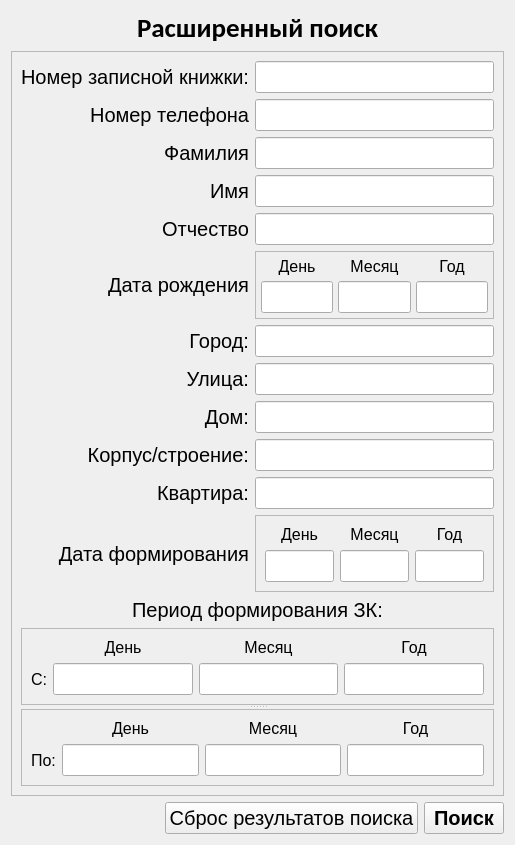
Before: the Qt Designer form search.ui in Yavlados/VKR, drawn with Qt 5.
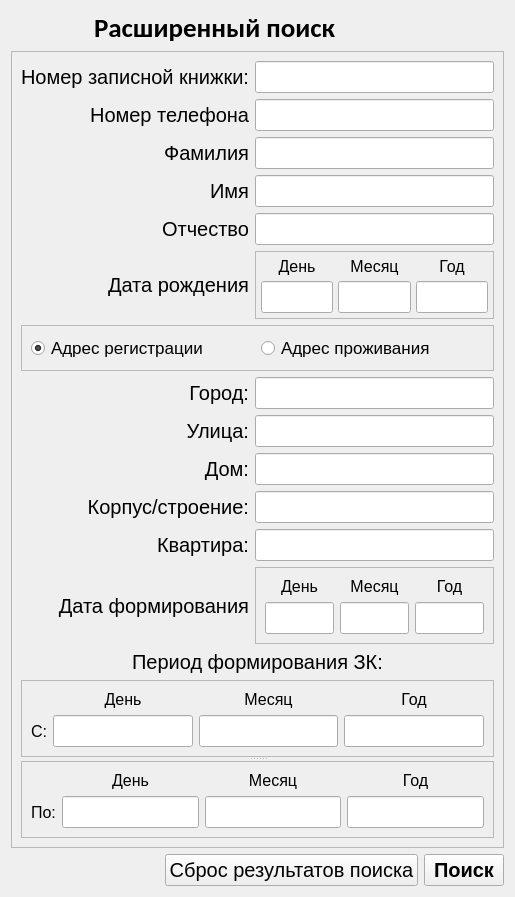
After: the same form once the commit is applied.

Diff of the .ui file:
```diff
--- a/search.ui
+++ b/search.ui
@@ -7,7 +7,7 @@
     <x>0</x>
     <y>0</y>
     <width>515</width>
-    <height>804</height>
+    <height>853</height>
    </rect>
   </property>
   <property name="sizePolicy">
@@ -29,6 +29,31 @@
    <bool>true</bool>
   </property>
   <layout class="QGridLayout" name="gridLayout_2">
+   <item row="0" column="0" colspan="2">
+    <widget class="QLabel" name="label">
+     <property name="sizePolicy">
+      <sizepolicy hsizetype="Expanding" vsizetype="Fixed">
+       <horstretch>0</horstretch>
+       <verstretch>0</verstretch>
+      </sizepolicy>
+     </property>
+     <property name="font">
+      <font>
+       <family>Calibri</family>
+       <pointsize>20</pointsize>
+       <weight>75</weight>
+       <italic>false</italic>
+       <bold>true</bold>
+      </font>
+     </property>
+     <property name="text">
+      <string>Расширенный поиск</string>
+     </property>
+     <property name="alignment">
+      <set>Qt::AlignCenter</set>
+     </property>
+    </widget>
+   </item>
    <item row="1" column="0" colspan="3">
     <widget class="QFrame" name="frame">
      <property name="sizePolicy">
@@ -50,8 +75,8 @@
       <number>0</number>
      </property>
      <layout class="QGridLayout" name="gridLayout_6">
-      <item row="4" column="1">
-       <widget class="QLineEdit" name="le_mid_name">
+      <item row="12" column="1">
+       <widget class="QLineEdit" name="le_reg_corp">
         <property name="sizePolicy">
          <sizepolicy hsizetype="Ignored" vsizetype="Fixed">
           <horstretch>0</horstretch>
@@ -65,7 +90,80 @@
         </property>
        </widget>
       </item>
-      <item row="8" column="1">
+      <item row="0" column="1">
+       <widget class="QLineEdit" name="le_zk_id">
+        <property name="enabled">
+         <bool>true</bool>
+        </property>
+        <property name="sizePolicy">
+         <sizepolicy hsizetype="Ignored" vsizetype="Fixed">
+          <horstretch>0</horstretch>
+          <verstretch>0</verstretch>
+         </sizepolicy>
+        </property>
+        <property name="font">
+         <font>
+          <pointsize>15</pointsize>
+         </font>
+        </property>
+       </widget>
+      </item>
+      <item row="1" column="0">
+       <widget class="QLabel" name="label_7">
+        <property name="font">
+         <font>
+          <pointsize>15</pointsize>
+         </font>
+        </property>
+        <property name="text">
+         <string>Номер телефона</string>
+        </property>
+        <property name="alignment">
+         <set>Qt::AlignRight|Qt::AlignTrailing|Qt::AlignVCenter</set>
+        </property>
+       </widget>
+      </item>
+      <item row="2" column="1">
+       <widget class="QLineEdit" name="le_last_name">
+        <property name="sizePolicy">
+         <sizepolicy hsizetype="Ignored" vsizetype="Fixed">
+          <horstretch>0</horstretch>
+          <verstretch>0</verstretch>
+         </sizepolicy>
+        </property>
+        <property name="font">
+         <font>
+          <pointsize>15</pointsize>
+         </font>
+        </property>
+       </widget>
+      </item>
+      <item row="13" column="1">
+       <widget class="QLineEdit" name="le_reg_flat">
+        <property name="font">
+         <font>
+          <pointsize>15</pointsize>
+         </font>
+        </property>
+       </widget>
+      </item>
+      <item row="11" column="0">
+       <widget class="QLabel" name="label_13">
+        <property name="font">
+         <font>
+          <family>Arial</family>
+          <pointsize>15</pointsize>
+         </font>
+        </property>
+        <property name="text">
+         <string>Дом:</string>
+        </property>
+        <property name="alignment">
+         <set>Qt::AlignRight|Qt::AlignTrailing|Qt::AlignVCenter</set>
+        </property>
+       </widget>
+      </item>
+      <item row="11" column="1">
        <widget class="QLineEdit" name="le_reg_house">
         <property name="sizePolicy">
          <sizepolicy hsizetype="Ignored" vsizetype="Fixed">
@@ -80,6 +178,22 @@
         </property>
        </widget>
       </item>
+      <item row="3" column="0">
+       <widget class="QLabel" name="label_3">
+        <property name="font">
+         <font>
+          <family>Arial</family>
+          <pointsize>15</pointsize>
+         </font>
+        </property>
+        <property name="text">
+         <string>Имя</string>
+        </property>
+        <property name="alignment">
+         <set>Qt::AlignRight|Qt::AlignTrailing|Qt::AlignVCenter</set>
+        </property>
+       </widget>
+      </item>
       <item row="3" column="1">
        <widget class="QLineEdit" name="le_name">
         <property name="sizePolicy">
@@ -95,16 +209,138 @@
         </property>
        </widget>
       </item>
+      <item row="9" column="1">
+       <widget class="QLineEdit" name="le_reg_city">
+        <property name="sizePolicy">
+         <sizepolicy hsizetype="Ignored" vsizetype="Fixed">
+          <horstretch>0</horstretch>
+          <verstretch>0</verstretch>
+         </sizepolicy>
+        </property>
+        <property name="font">
+         <font>
+          <pointsize>15</pointsize>
+         </font>
+        </property>
+       </widget>
+      </item>
+      <item row="2" column="0">
+       <widget class="QLabel" name="label_2">
+        <property name="font">
+         <font>
+          <family>Arial</family>
+          <pointsize>15</pointsize>
+         </font>
+        </property>
+        <property name="text">
+         <string>Фамилия</string>
+        </property>
+        <property name="alignment">
+         <set>Qt::AlignRight|Qt::AlignTrailing|Qt::AlignVCenter</set>
+        </property>
+       </widget>
+      </item>
+      <item row="0" column="0">
+       <widget class="QLabel" name="label_5">
+        <property name="sizePolicy">
+         <sizepolicy hsizetype="Expanding" vsizetype="Preferred">
+          <horstretch>0</horstretch>
+          <verstretch>0</verstretch>
+         </sizepolicy>
+        </property>
+        <property name="font">
+         <font>
+          <family>Arial</family>
+          <pointsize>15</pointsize>
+         </font>
+        </property>
+        <property name="text">
+         <string>Номер записной книжки:</string>
+        </property>
+        <property name="alignment">
+         <set>Qt::AlignRight|Qt::AlignTrailing|Qt::AlignVCenter</set>
+        </property>
+       </widget>
+      </item>
+      <item row="13" column="0">
+       <widget class="QLabel" name="label_16">
+        <property name="font">
+         <font>
+          <family>Arial</family>
+          <pointsize>15</pointsize>
+         </font>
+        </property>
+        <property name="text">
+         <string>Квартира:</string>
+        </property>
+        <property name="alignment">
+         <set>Qt::AlignRight|Qt::AlignTrailing|Qt::AlignVCenter</set>
+        </property>
+       </widget>
+      </item>
+      <item row="1" column="1">
+       <widget class="QLineEdit" name="le_tel_num">
+        <property name="sizePolicy">
+         <sizepolicy hsizetype="Ignored" vsizetype="Fixed">
+          <horstretch>0</horstretch>
+          <verstretch>0</verstretch>
+         </sizepolicy>
+        </property>
+        <property name="font">
+         <font>
+          <pointsize>15</pointsize>
+         </font>
+        </property>
+       </widget>
+      </item>
+      <item row="4" column="0">
+       <widget class="QLabel" name="label_4">
+        <property name="font">
+         <font>
+          <family>Arial</family>
+          <pointsize>15</pointsize>
+         </font>
+        </property>
+        <property name="text">
+         <string>Отчество</string>
+        </property>
+        <property name="alignment">
+         <set>Qt::AlignRight|Qt::AlignTrailing|Qt::AlignVCenter</set>
+        </property>
+       </widget>
+      </item>
+      <item row="15" column="0" colspan="2">
+       <widget class="QLabel" name="label_28">
+        <property name="font">
+         <font>
+          <pointsize>15</pointsize>
+         </font>
+        </property>
+        <property name="text">
+         <string>Период формирования ЗК:</string>
+        </property>
+        <property name="alignment">
+         <set>Qt::AlignBottom|Qt::AlignHCenter</set>
+        </property>
+       </widget>
+      </item>
+      <item row="12" column="0">
+       <widget class="QLabel" name="label_15">
+        <property name="font">
+         <font>
+          <family>Arial</family>
+          <pointsize>15</pointsize>
+         </font>
+        </property>
+        <property name="text">
+         <string>Корпус/строение:</string>
+        </property>
+        <property name="alignment">
+         <set>Qt::AlignRight|Qt::AlignTrailing|Qt::AlignVCenter</set>
+        </property>
+       </widget>
+      </item>
       <item row="10" column="1">
-       <widget class="QLineEdit" name="le_reg_flat">
-        <property name="font">
-         <font>
-          <pointsize>15</pointsize>
-         </font>
-        </property>
-       </widget>
-      </item>
-      <item row="7" column="1">
        <widget class="QLineEdit" name="le_reg_street">
         <property name="sizePolicy">
          <sizepolicy hsizetype="Ignored" vsizetype="Fixed">
@@ -119,7 +355,176 @@
         </property>
        </widget>
       </item>
-      <item row="13" column="0" colspan="2">
+      <item row="10" column="0">
+       <widget class="QLabel" name="label_14">
+        <property name="font">
+         <font>
+          <family>Arial</family>
+          <pointsize>15</pointsize>
+         </font>
+        </property>
+        <property name="text">
+         <string>Улица:</string>
+        </property>
+        <property name="alignment">
+         <set>Qt::AlignRight|Qt::AlignTrailing|Qt::AlignVCenter</set>
+        </property>
+       </widget>
+      </item>
+      <item row="19" column="0" colspan="2">
+       <spacer name="verticalSpacer">
+        <property name="orientation">
+         <enum>Qt::Vertical</enum>
+        </property>
+        <property name="sizeHint" stdset="0">
+         <size>
+          <width>20</width>
+          <height>40</height>
+         </size>
+        </property>
+       </spacer>
+      </item>
+      <item row="9" column="0">
+       <widget class="QLabel" name="label_12">
+        <property name="font">
+         <font>
+          <family>Arial</family>
+          <pointsize>15</pointsize>
+         </font>
+        </property>
+        <property name="text">
+         <string>Город:</string>
+        </property>
+        <property name="alignment">
+         <set>Qt::AlignRight|Qt::AlignTrailing|Qt::AlignVCenter</set>
+        </property>
+       </widget>
+      </item>
+      <item row="5" column="0">
+       <widget class="QLabel" name="label_6">
+        <property name="font">
+         <font>
+          <family>Arial</family>
+          <pointsize>15</pointsize>
+         </font>
+        </property>
+        <property name="text">
+         <string>Дата рождения</string>
+        </property>
+        <property name="alignment">
+         <set>Qt::AlignRight|Qt::AlignTrailing|Qt::AlignVCenter</set>
+        </property>
+       </widget>
+      </item>
+      <item row="14" column="1">
+       <widget class="QFrame" name="frame_4">
+        <property name="sizePolicy">
+         <sizepolicy hsizetype="Fixed" vsizetype="Preferred">
+          <horstretch>0</horstretch>
+          <verstretch>0</verstretch>
+         </sizepolicy>
+        </property>
+        <property name="frameShape">
+         <enum>QFrame::StyledPanel</enum>
+        </property>
+        <property name="frameShadow">
+         <enum>QFrame::Raised</enum>
+        </property>
+        <layout class="QGridLayout" name="gridLayout_4">
+         <item row="1" column="0">
+          <widget class="QLineEdit" name="le_form_day">
+           <property name="font">
+            <font>
+             <pointsize>15</pointsize>
+            </font>
+           </property>
+          </widget>
+         </item>
+         <item row="1" column="2">
+          <widget class="QLineEdit" name="le_form_year">
+           <property name="font">
+            <font>
+             <pointsize>15</pointsize>
+            </font>
+           </property>
+          </widget>
+         </item>
+         <item row="1" column="1">
+          <widget class="QLineEdit" name="le_form_month">
+           <property name="font">
+            <font>
+             <pointsize>15</pointsize>
+            </font>
+           </property>
+          </widget>
+         </item>
+         <item row="0" column="2">
+          <widget class="QLabel" name="label_18">
+           <property name="sizePolicy">
+            <sizepolicy hsizetype="Expanding" vsizetype="Preferred">
+             <horstretch>0</horstretch>
+             <verstretch>0</verstretch>
+            </sizepolicy>
+           </property>
+           <property name="font">
+            <font>
+             <pointsize>12</pointsize>
+            </font>
+           </property>
+           <property name="text">
+            <string>Год</string>
+           </property>
+           <property name="alignment">
+            <set>Qt::AlignBottom|Qt::AlignHCenter</set>
+           </property>
+          </widget>
+         </item>
+         <item row="0" column="1">
+          <widget class="QLabel" name="label_17">
+           <property name="sizePolicy">
+            <sizepolicy hsizetype="Expanding" vsizetype="Preferred">
+             <horstretch>0</horstretch>
+             <verstretch>0</verstretch>
+            </sizepolicy>
+           </property>
+           <property name="font">
+            <font>
+             <pointsize>12</pointsize>
+            </font>
+           </property>
+           <property name="text">
+            <string>Месяц</string>
+           </property>
+           <property name="alignment">
+            <set>Qt::AlignBottom|Qt::AlignHCenter</set>
+           </property>
+          </widget>
+         </item>
+         <item row="0" column="0">
+          <widget class="QLabel" name="label_11">
+           <property name="sizePolicy">
+            <sizepolicy hsizetype="Expanding" vsizetype="Preferred">
+             <horstretch>0</horstretch>
+             <verstretch>0</verstretch>
+            </sizepolicy>
+           </property>
+           <property name="font">
+            <font>
+             <pointsize>12</pointsize>
+            </font>
+           </property>
+           <property name="text">
+            <string>День</string>
+           </property>
+           <property name="alignment">
+            <set>Qt::AlignBottom|Qt::AlignHCenter</set>
+           </property>
+          </widget>
+         </item>
+        </layout>
+       </widget>
+      </item>
+      <item row="16" column="0" colspan="2">
        <widget class="QSplitter" name="splitter">
         <property name="sizePolicy">
          <sizepolicy hsizetype="Ignored" vsizetype="Expanding">
@@ -344,348 +749,7 @@
         </widget>
        </widget>
       </item>
-      <item row="16" column="0" colspan="2">
-       <spacer name="verticalSpacer">
-        <property name="orientation">
-         <enum>Qt::Vertical</enum>
-        </property>
-        <property name="sizeHint" stdset="0">
-         <size>
-          <width>20</width>
-          <height>40</height>
-         </size>
-        </property>
-       </spacer>
-      </item>
-      <item row="9" column="1">
-       <widget class="QLineEdit" name="le_reg_corp">
-        <property name="sizePolicy">
-         <sizepolicy hsizetype="Ignored" vsizetype="Fixed">
-          <horstretch>0</horstretch>
-          <verstretch>0</verstretch>
-         </sizepolicy>
-        </property>
-        <property name="font">
-         <font>
-          <pointsize>15</pointsize>
-         </font>
-        </property>
-       </widget>
-      </item>
-      <item row="5" column="0">
-       <widget class="QLabel" name="label_6">
-        <property name="font">
-         <font>
-          <family>Arial</family>
-          <pointsize>15</pointsize>
-         </font>
-        </property>
-        <property name="text">
-         <string>Дата рождения</string>
-        </property>
-        <property name="alignment">
-         <set>Qt::AlignRight|Qt::AlignTrailing|Qt::AlignVCenter</set>
-        </property>
-       </widget>
-      </item>
-      <item row="12" column="0" colspan="2">
-       <widget class="QLabel" name="label_28">
-        <property name="font">
-         <font>
-          <pointsize>15</pointsize>
-         </font>
-        </property>
-        <property name="text">
-         <string>Период формирования ЗК:</string>
-        </property>
-        <property name="alignment">
-         <set>Qt::AlignBottom|Qt::AlignHCenter</set>
-        </property>
-       </widget>
-      </item>
-      <item row="0" column="1">
-       <widget class="QLineEdit" name="le_zk_id">
-        <property name="enabled">
-         <bool>true</bool>
-        </property>
-        <property name="sizePolicy">
-         <sizepolicy hsizetype="Ignored" vsizetype="Fixed">
-          <horstretch>0</horstretch>
-          <verstretch>0</verstretch>
-         </sizepolicy>
-        </property>
-        <property name="font">
-         <font>
-          <pointsize>15</pointsize>
-         </font>
-        </property>
-       </widget>
-      </item>
-      <item row="3" column="0">
-       <widget class="QLabel" name="label_3">
-        <property name="font">
-         <font>
-          <family>Arial</family>
-          <pointsize>15</pointsize>
-         </font>
-        </property>
-        <property name="text">
-         <string>Имя</string>
-        </property>
-        <property name="alignment">
-         <set>Qt::AlignRight|Qt::AlignTrailing|Qt::AlignVCenter</set>
-        </property>
-       </widget>
-      </item>
-      <item row="6" column="1">
-       <widget class="QLineEdit" name="le_reg_city">
-        <property name="sizePolicy">
-         <sizepolicy hsizetype="Ignored" vsizetype="Fixed">
-          <horstretch>0</horstretch>
-          <verstretch>0</verstretch>
-         </sizepolicy>
-        </property>
-        <property name="font">
-         <font>
-          <pointsize>15</pointsize>
-         </font>
-        </property>
-       </widget>
-      </item>
-      <item row="1" column="0">
-       <widget class="QLabel" name="label_7">
-        <property name="font">
-         <font>
-          <pointsize>15</pointsize>
-         </font>
-        </property>
-        <property name="text">
-         <string>Номер телефона</string>
-        </property>
-        <property name="alignment">
-         <set>Qt::AlignRight|Qt::AlignTrailing|Qt::AlignVCenter</set>
-        </property>
-       </widget>
-      </item>
-      <item row="2" column="0">
-       <widget class="QLabel" name="label_2">
-        <property name="font">
-         <font>
-          <family>Arial</family>
-          <pointsize>15</pointsize>
-         </font>
-        </property>
-        <property name="text">
-         <string>Фамилия</string>
-        </property>
-        <property name="alignment">
-         <set>Qt::AlignRight|Qt::AlignTrailing|Qt::AlignVCenter</set>
-        </property>
-       </widget>
-      </item>
-      <item row="8" column="0">
-       <widget class="QLabel" name="label_13">
-        <property name="font">
-         <font>
-          <family>Arial</family>
-          <pointsize>15</pointsize>
-         </font>
-        </property>
-        <property name="text">
-         <string>Дом:</string>
-        </property>
-        <property name="alignment">
-         <set>Qt::AlignRight|Qt::AlignTrailing|Qt::AlignVCenter</set>
-        </property>
-       </widget>
-      </item>
-      <item row="1" column="1">
-       <widget class="QLineEdit" name="le_tel_num">
-        <property name="sizePolicy">
-         <sizepolicy hsizetype="Ignored" vsizetype="Fixed">
-          <horstretch>0</horstretch>
-          <verstretch>0</verstretch>
-         </sizepolicy>
-        </property>
-        <property name="font">
-         <font>
-          <pointsize>15</pointsize>
-         </font>
-        </property>
-       </widget>
-      </item>
-      <item row="10" column="0">
-       <widget class="QLabel" name="label_16">
-        <property name="font">
-         <font>
-          <family>Arial</family>
-          <pointsize>15</pointsize>
-         </font>
-        </property>
-        <property name="text">
-         <string>Квартира:</string>
-        </property>
-        <property name="alignment">
-         <set>Qt::AlignRight|Qt::AlignTrailing|Qt::AlignVCenter</set>
-        </property>
-       </widget>
-      </item>
-      <item row="6" column="0">
-       <widget class="QLabel" name="label_12">
-        <property name="font">
-         <font>
-          <family>Arial</family>
-          <pointsize>15</pointsize>
-         </font>
-        </property>
-        <property name="text">
-         <string>Город:</string>
-        </property>
-        <property name="alignment">
-         <set>Qt::AlignRight|Qt::AlignTrailing|Qt::AlignVCenter</set>
-        </property>
-       </widget>
-      </item>
-      <item row="2" column="1">
-       <widget class="QLineEdit" name="le_last_name">
-        <property name="sizePolicy">
-         <sizepolicy hsizetype="Ignored" vsizetype="Fixed">
-          <horstretch>0</horstretch>
-          <verstretch>0</verstretch>
-         </sizepolicy>
-        </property>
-        <property name="font">
-         <font>
-          <pointsize>15</pointsize>
-         </font>
-        </property>
-       </widget>
-      </item>
-      <item row="4" column="0">
-       <widget class="QLabel" name="label_4">
-        <property name="font">
-         <font>
-          <family>Arial</family>
-          <pointsize>15</pointsize>
-         </font>
-        </property>
-        <property name="text">
-         <string>Отчество</string>
-        </property>
-        <property name="alignment">
-         <set>Qt::AlignRight|Qt::AlignTrailing|Qt::AlignVCenter</set>
-        </property>
-       </widget>
-      </item>
-      <item row="11" column="1">
-       <widget class="QFrame" name="frame_4">
-        <property name="sizePolicy">
-         <sizepolicy hsizetype="Fixed" vsizetype="Preferred">
-          <horstretch>0</horstretch>
-          <verstretch>0</verstretch>
-         </sizepolicy>
-        </property>
-        <property name="frameShape">
-         <enum>QFrame::StyledPanel</enum>
-        </property>
-        <property name="frameShadow">
-         <enum>QFrame::Raised</enum>
-        </property>
-        <layout class="QGridLayout" name="gridLayout_4">
-         <item row="1" column="0">
-          <widget class="QLineEdit" name="le_form_day">
-           <property name="font">
-            <font>
-             <pointsize>15</pointsize>
-            </font>
-           </property>
-          </widget>
-         </item>
-         <item row="1" column="2">
-          <widget class="QLineEdit" name="le_form_year">
-           <property name="font">
-            <font>
-             <pointsize>15</pointsize>
-            </font>
-           </property>
-          </widget>
-         </item>
-         <item row="1" column="1">
-          <widget class="QLineEdit" name="le_form_month">
-           <property name="font">
-            <font>
-             <pointsize>15</pointsize>
-            </font>
-           </property>
-          </widget>
-         </item>
-         <item row="0" column="2">
-          <widget class="QLabel" name="label_18">
-           <property name="sizePolicy">
-            <sizepolicy hsizetype="Expanding" vsizetype="Preferred">
-             <horstretch>0</horstretch>
-             <verstretch>0</verstretch>
-            </sizepolicy>
-           </property>
-           <property name="font">
-            <font>
-             <pointsize>12</pointsize>
-            </font>
-           </property>
-           <property name="text">
-            <string>Год</string>
-           </property>
-           <property name="alignment">
-            <set>Qt::AlignBottom|Qt::AlignHCenter</set>
-           </property>
-          </widget>
-         </item>
-         <item row="0" column="1">
-          <widget class="QLabel" name="label_17">
-           <property name="sizePolicy">
-            <sizepolicy hsizetype="Expanding" vsizetype="Preferred">
-             <horstretch>0</horstretch>
-             <verstretch>0</verstretch>
-            </sizepolicy>
-           </property>
-           <property name="font">
-            <font>
-             <pointsize>12</pointsize>
-            </font>
-           </property>
-           <property name="text">
-            <string>Месяц</string>
-           </property>
-           <property name="alignment">
-            <set>Qt::AlignBottom|Qt::AlignHCenter</set>
-           </property>
-          </widget>
-         </item>
-         <item row="0" column="0">
-          <widget class="QLabel" name="label_11">
-           <property name="sizePolicy">
-            <sizepolicy hsizetype="Expanding" vsizetype="Preferred">
-             <horstretch>0</horstretch>
-             <verstretch>0</verstretch>
-            </sizepolicy>
-           </property>
-           <property name="font">
-            <font>
-             <pointsize>12</pointsize>
-            </font>
-           </property>
-           <property name="text">
-            <string>День</string>
-           </property>
-           <property name="alignment">
-            <set>Qt::AlignBottom|Qt::AlignHCenter</set>
-           </property>
-          </widget>
-         </item>
-        </layout>
-       </widget>
-      </item>
-      <item row="11" column="0">
+      <item row="14" column="0">
        <widget class="QLabel" name="label_19">
         <property name="font">
          <font>
@@ -701,28 +765,6 @@
         </property>
        </widget>
       </item>
-      <item row="0" column="0">
-       <widget class="QLabel" name="label_5">
-        <property name="sizePolicy">
-         <sizepolicy hsizetype="Expanding" vsizetype="Preferred">
-          <horstretch>0</horstretch>
-          <verstretch>0</verstretch>
-         </sizepolicy>
-        </property>
-        <property name="font">
-         <font>
-          <family>Arial</family>
-          <pointsize>15</pointsize>
-         </font>
-        </property>
-        <property name="text">
-         <string>Номер записной книжки:</string>
-        </property>
-        <property name="alignment">
-         <set>Qt::AlignRight|Qt::AlignTrailing|Qt::AlignVCenter</set>
-        </property>
-       </widget>
-      </item>
       <item row="5" column="1">
        <widget class="QFrame" name="frame_5">
         <property name="sizePolicy">
@@ -846,36 +888,58 @@
         </layout>
        </widget>
       </item>
-      <item row="7" column="0">
-       <widget class="QLabel" name="label_14">
+      <item row="4" column="1">
+       <widget class="QLineEdit" name="le_mid_name">
+        <property name="sizePolicy">
+         <sizepolicy hsizetype="Ignored" vsizetype="Fixed">
+          <horstretch>0</horstretch>
+          <verstretch>0</verstretch>
+         </sizepolicy>
+        </property>
         <property name="font">
          <font>
-          <family>Arial</family>
           <pointsize>15</pointsize>
          </font>
         </property>
-        <property name="text">
-         <string>Улица:</string>
-        </property>
-        <property name="alignment">
-         <set>Qt::AlignRight|Qt::AlignTrailing|Qt::AlignVCenter</set>
-        </property>
        </widget>
       </item>
-      <item row="9" column="0">
-       <widget class="QLabel" name="label_15">
-        <property name="font">
-         <font>
-          <family>Arial</family>
-          <pointsize>15</pointsize>
-         </font>
+      <item row="8" column="0" colspan="2">
+       <widget class="QFrame" name="frame_6">
+        <property name="frameShape">
+         <enum>QFrame::StyledPanel</enum>
         </property>
-        <property name="text">
-         <string>Корпус/строение:</string>
+        <property name="frameShadow">
+         <enum>QFrame::Raised</enum>
         </property>
-        <property name="alignment">
-         <set>Qt::AlignRight|Qt::AlignTrailing|Qt::AlignVCenter</set>
-        </property>
+        <layout class="QHBoxLayout" name="horizontalLayout">
+         <item>
+          <widget class="QRadioButton" name="rb_reg">
+           <property name="font">
+            <font>
+             <pointsize>13</pointsize>
+            </font>
+           </property>
+           <property name="text">
+            <string>Адрес регистрации</string>
+           </property>
+           <property name="checked">
+            <bool>true</bool>
+           </property>
+          </widget>
+         </item>
+         <item>
+          <widget class="QRadioButton" name="rb_liv">
+           <property name="font">
+            <font>
+             <pointsize>13</pointsize>
+            </font>
+           </property>
+           <property name="text">
+            <string>Адрес проживания</string>
+           </property>
+          </widget>
+         </item>
+        </layout>
        </widget>
       </item>
      </layout>
@@ -934,31 +998,6 @@
      </property>
     </widget>
    </item>
-   <item row="0" column="0" colspan="3">
-    <widget class="QLabel" name="label">
-     <property name="sizePolicy">
-      <sizepolicy hsizetype="Expanding" vsizetype="Fixed">
-       <horstretch>0</horstretch>
-       <verstretch>0</verstretch>
-      </sizepolicy>
-     </property>
-     <property name="font">
-      <font>
-       <family>Calibri</family>
-       <pointsize>20</pointsize>
-       <weight>75</weight>
-       <italic>false</italic>
-       <bold>true</bold>
-      </font>
-     </property>
-     <property name="text">
-      <string>Расширенный поиск</string>
-     </property>
-     <property name="alignment">
-      <set>Qt::AlignCenter</set>
-     </property>
-    </widget>
-   </item>
   </layout>
  </widget>
  <resources/>
```
